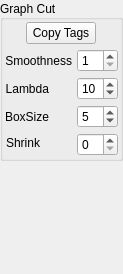
Qt form tools/paint/graphcutmenu.ui (nci/drishti) before a commit.
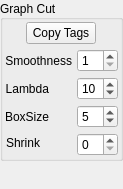
The same form after that commit.

```diff
--- a/tools/paint/graphcutmenu.ui
+++ b/tools/paint/graphcutmenu.ui
@@ -7,9 +7,15 @@
     <x>0</x>
     <y>0</y>
     <width>110</width>
-    <height>274</height>
+    <height>189</height>
    </rect>
   </property>
+  <property name="sizePolicy">
+   <sizepolicy hsizetype="Preferred" vsizetype="Minimum">
+    <horstretch>0</horstretch>
+    <verstretch>0</verstretch>
+   </sizepolicy>
+  </property>
   <property name="windowTitle">
    <string>Form</string>
   </property>
```
Left out of the diff: 29 changed lines with no effect on the pictures.
